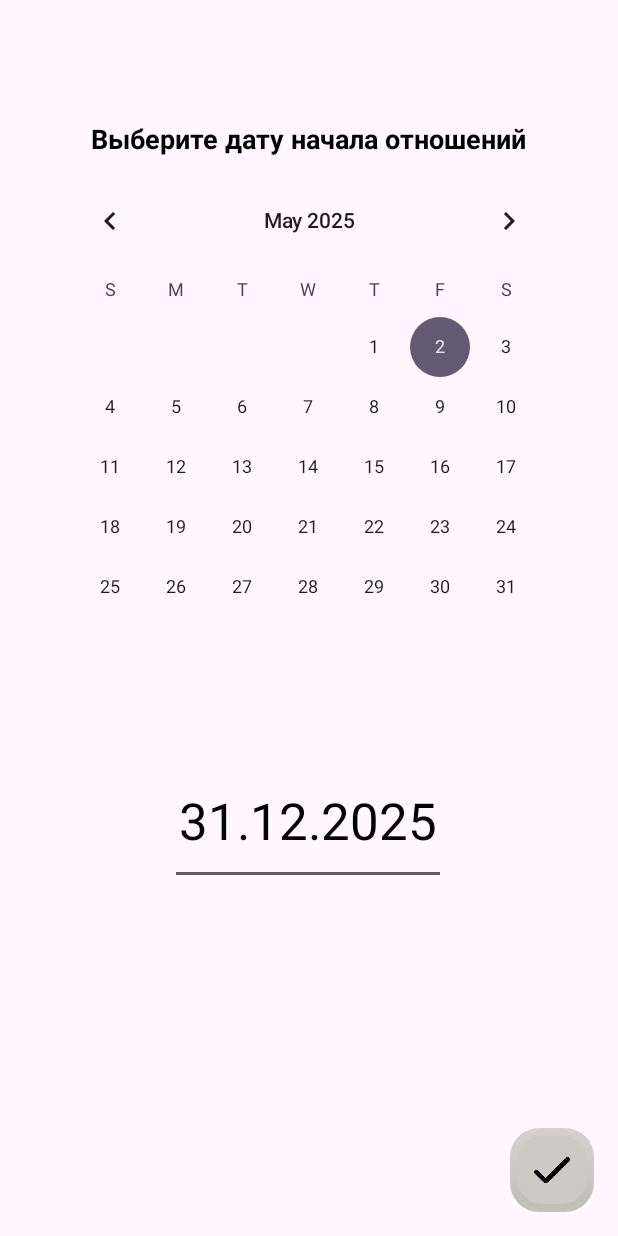
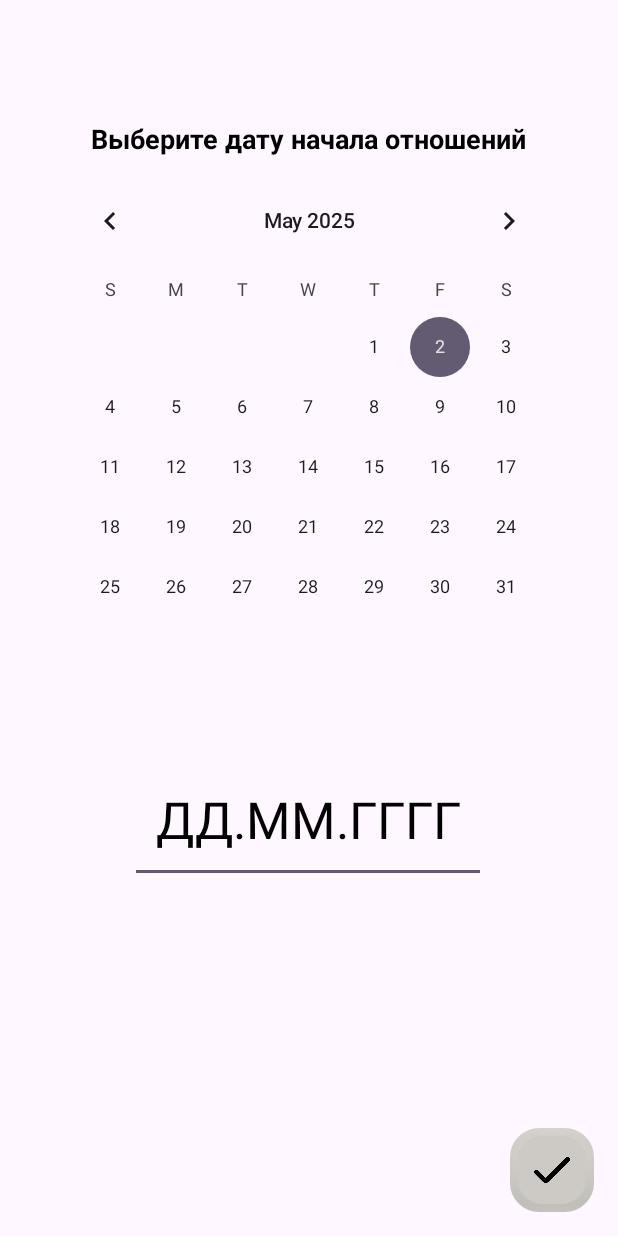
Before and after one commit to Delalex/DaysInLove_Kotlin, an Android app: the screen it shows after launch (MainActivity), on a phone screen of 412 x 824 dp. Run offline under Robolectric (Android 15) with nearby library versions, the phone set to English and light mode, and no system bars; Roboto replaces fonts that are not available here.

Commit message:
Небольшие изменения

```diff
--- a/app/src/main/res/layout/activity_startup.xml
+++ b/app/src/main/res/layout/activity_startup.xml
@@ -54,15 +54,15 @@
         app:layout_constraintEnd_toEndOf="parent" />
 
     <EditText
+        android:id="@+id/editTextDate"
+        android:layout_width="237dp"
+        android:layout_height="84dp"
+        android:ems="10"
+        android:gravity="center_horizontal|center_vertical"
+        android:hint="ДД.ММ.ГГГГ"
+        android:inputType="date"
         android:textColor="@color/text_primary"
         android:textColorHint="@color/text_primary"
-        android:id="@+id/editTextDate"
-        android:layout_width="184dp"
-        android:layout_height="86dp"
-        android:ems="10"
-        android:gravity="center_horizontal|center_vertical"
-        android:hint="31.12.2025"
-        android:inputType="date"
         android:textSize="34sp"
         app:layout_constraintBottom_toBottomOf="parent"
         app:layout_constraintEnd_toEndOf="parent"
```
